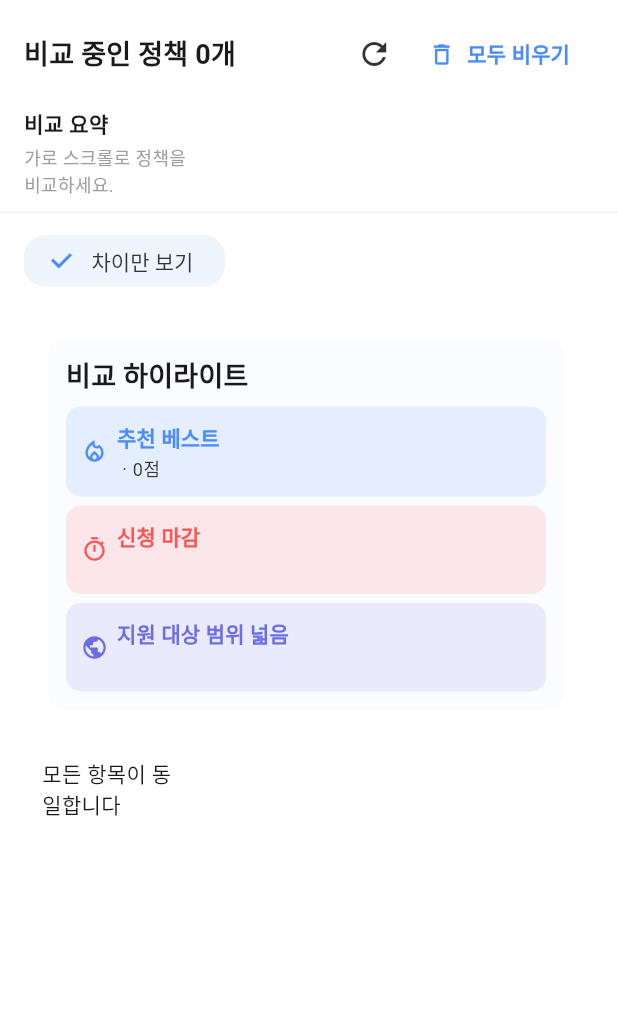
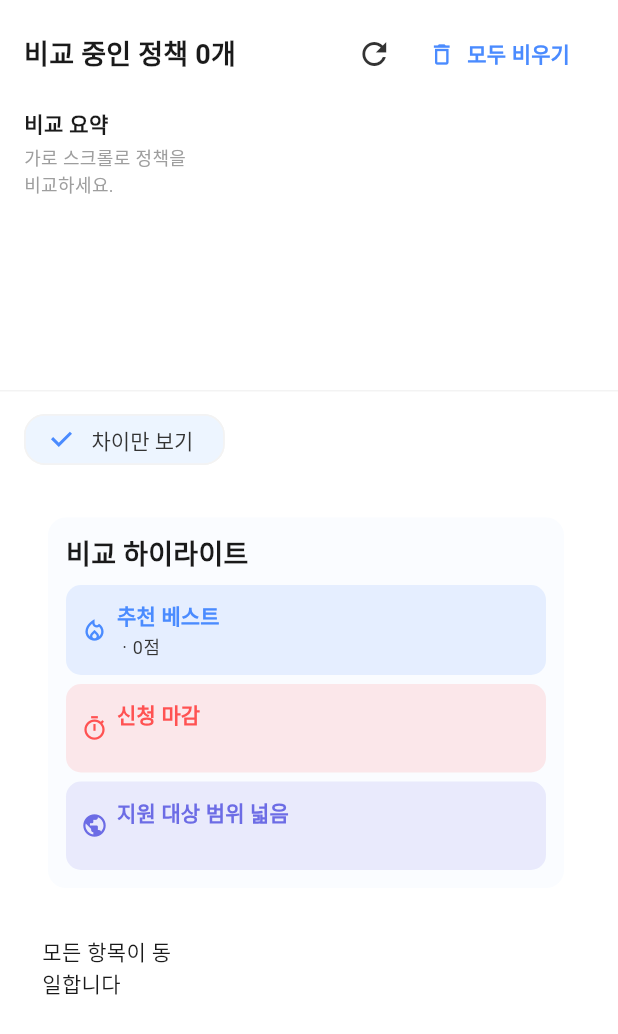
Before and after one commit to jimin1209/YouthRoad-Gyeongbuk, a Flutter app: the CompareScreen widget shown alone on an empty page, opened directly with empty values, after a tap on "차이만 보기", on a phone screen of 412 x 824 dp. Shown: the top 1034 px of the screen. Run offline on Flutter 3.47's test engine with Material 3 defaults, Android fonts, the phone set to English and light mode, and no system bars; our stand-ins replace dio, flutter_local_notifications, flutter_riverpod, freezed_annotation, geolocator, go_router and 5 more; missing offline and left inert: webview_flutter_android, webview_flutter_wkwebview; accounts and stored records are empty; generated files the repository leaves out were written again; network calls fail; project files that could hold a hidden picture were left out.

Commit message:
정책 비교 헤더 레이아웃 안정화

```diff
--- a/lib/features/policy_new/compare/presentation/widgets/compare_screen.dart
+++ b/lib/features/policy_new/compare/presentation/widgets/compare_screen.dart
@@ -1,3 +1,5 @@
+import 'dart:math' as math;
+
 import 'package:flutter/material.dart';
 
 import '../../controllers/compare_diff_service.dart';
@@ -48,6 +50,8 @@ class _CompareScreenState extends State<CompareScreen> {
     final state = widget.state;
     final service = CompareDiffService();
     final labelWidth = service.labelWidth;
+    const headerMinHeight = 180.0;
+    const zoomableMinHeight = 320.0;
 
     return Column(
       crossAxisAlignment: CrossAxisAlignment.stretch,
@@ -75,7 +79,12 @@ class _CompareScreenState extends State<CompareScreen> {
           ),
         ),
         Padding(
-          padding: const EdgeInsets.symmetric(horizontal: 16, vertical: 8),
+          padding: const EdgeInsets.symmetric(
+            horizontal: 16,
+            vertical: 8,
+          ),
+          child: ConstrainedBox(
+            constraints: const BoxConstraints(minHeight: headerMinHeight),
             child: CompareHeaderRowWidget(
               policies: state.policies,
               insights: state.insights,
@@ -86,9 +95,13 @@ class _CompareScreenState extends State<CompareScreen> {
               overflowController: _overflowController,
             ),
           ),
+        ),
         const Divider(height: 1),
         Padding(
-          padding: const EdgeInsets.symmetric(horizontal: 16, vertical: 8),
+          padding: const EdgeInsets.symmetric(
+            horizontal: 16,
+            vertical: 8,
+          ),
           child: Wrap(
             spacing: 8,
             runSpacing: 8,
@@ -104,33 +117,15 @@ class _CompareScreenState extends State<CompareScreen> {
         Expanded(
           child: LayoutBuilder(
             builder: (context, constraints) {
-              final scrollPhysics = _isZoomed
-                  ? const NeverScrollableScrollPhysics()
-                  : const ClampingScrollPhysics();
-              return ClipRect(
-                child: InteractiveViewer(
-                  transformationController: _transformationController,
-                  boundaryMargin: const EdgeInsets.all(48),
-                  minScale: 1.0,
-                  maxScale: 2.5,
-                  panEnabled: _isZoomed,
-                  onInteractionStart: (_) => _setZoomed(true),
-                  onInteractionUpdate: (_) => _updateZoomState(),
-                  onInteractionEnd: (_) => _updateZoomState(),
-                  child: ConstrainedBox(
-                    constraints: BoxConstraints(minHeight: constraints.maxHeight),
-                    child: SingleChildScrollView(
-                      physics: scrollPhysics,
-                      padding:
-                          const EdgeInsets.symmetric(horizontal: 16, vertical: 12),
-                      child: Column(
-                        crossAxisAlignment: CrossAxisAlignment.start,
-                        children: [
-                          CompareSummaryHighlight(
+              final double viewportHeight = constraints.maxHeight;
+              final double minZoomHeight =
+                  math.max(zoomableMinHeight, viewportHeight * 0.6);
+
+              return _ZoomableCompareContent(
+                summary: CompareSummaryHighlight(
                   insights: state.insights,
                 ),
-                          const SizedBox(height: 12),
-                          AnimatedSwitcher(
+                table: AnimatedSwitcher(
                   duration: const Duration(milliseconds: 180),
                   child: CompareDiffTableWidget(
                     key: ValueKey(_showDiffOnly),
@@ -144,11 +139,11 @@ class _CompareScreenState extends State<CompareScreen> {
                     overflowController: _overflowController,
                   ),
                 ),
-                        ],
-                      ),
-                    ),
-                  ),
-                ),
+                isZoomed: _isZoomed,
+                minHeight: minZoomHeight,
+                onZoomStateChanged: _setZoomed,
+                onUpdateZoom: _updateZoomState,
+                transformationController: _transformationController,
               );
             },
           ),
@@ -171,3 +166,58 @@ class _CompareScreenState extends State<CompareScreen> {
     _setZoomed(shouldEnablePan);
   }
 }
+
+class _ZoomableCompareContent extends StatelessWidget {
+  const _ZoomableCompareContent({
+    required this.summary,
+    required this.table,
+    required this.isZoomed,
+    required this.minHeight,
+    required this.onZoomStateChanged,
+    required this.onUpdateZoom,
+    required this.transformationController,
+  });
+
+  final Widget summary;
+  final Widget table;
+  final bool isZoomed;
+  final double minHeight;
+  final void Function(bool) onZoomStateChanged;
+  final VoidCallback onUpdateZoom;
+  final TransformationController transformationController;
+
+  @override
+  Widget build(BuildContext context) {
+    final scrollPhysics = isZoomed
+        ? const NeverScrollableScrollPhysics()
+        : const ClampingScrollPhysics();
+
+    return ConstrainedBox(
+      constraints: BoxConstraints(minHeight: minHeight),
+      child: ClipRect(
+        child: InteractiveViewer(
+          transformationController: transformationController,
+          boundaryMargin: const EdgeInsets.all(48),
+          minScale: 1.0,
+          maxScale: 2.5,
+          panEnabled: isZoomed,
+          onInteractionStart: (_) => onZoomStateChanged(true),
+          onInteractionUpdate: (_) => onUpdateZoom(),
+          onInteractionEnd: (_) => onUpdateZoom(),
+          child: SingleChildScrollView(
+            physics: scrollPhysics,
+            padding: const EdgeInsets.symmetric(horizontal: 16, vertical: 12),
+            child: Column(
+              crossAxisAlignment: CrossAxisAlignment.start,
+              children: [
+                summary,
+                const SizedBox(height: 12),
+                table,
+              ],
+            ),
+          ),
+        ),
+      ),
+    );
+  }
+}
```
Lines whose indentation alone changed are shown as unchanged.
